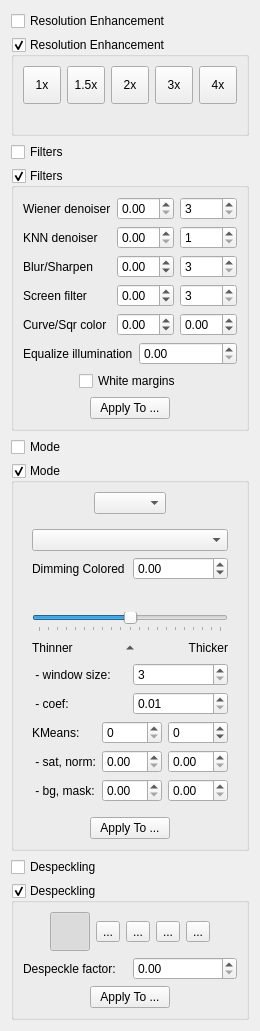
Qt form src/filters/output/ui/OutputOptionsWidget.ui (ImageProcessing-ElectronicPublications/scantailor-experimental) before a commit.
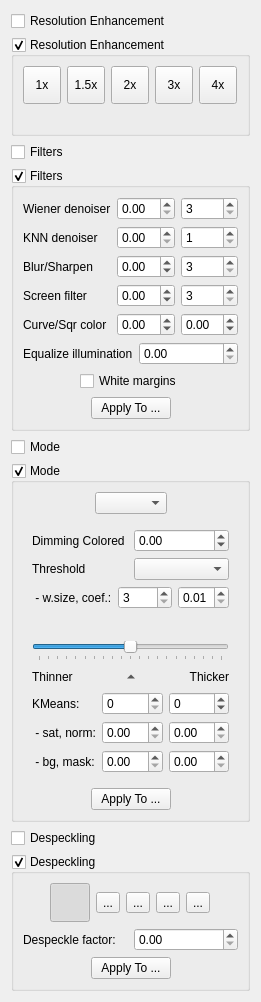
The same form after that commit. Icons and pictures are not drawn.

Commit message: 0.2023.09.24: output: restruct binarize and Mode panel

```diff
--- a/src/filters/output/ui/OutputOptionsWidget.ui
+++ b/src/filters/output/ui/OutputOptionsWidget.ui
@@ -569,9 +569,6 @@
       <item>
        <widget class="QWidget" name="bwOptions" native="true">
         <layout class="QVBoxLayout" name="verticalLayout">
-         <item>
-          <widget class="QComboBox" name="thresholdMethodSelector"/>
-         </item>
          <item>
           <layout class="QGridLayout" name="dimmingColoredOptions">
            <item row="0" column="0">
@@ -599,6 +596,60 @@
            </item>
           </layout>
          </item>
+         <item>
+          <layout class="QGridLayout" name="thresholdMethodSelectorOptions">
+           <item row="0" column="0">
+            <widget class="QLabel" name="thresholdMethodSelectorLabel">
+             <property name="text">
+              <string>Threshold</string>
+             </property>
+            </widget>
+           </item>
+           <item row="0" column="1">
+            <widget class="QComboBox" name="thresholdMethodSelector"/>
+           </item>
+          </layout>
+         </item>
+         <item>
+          <layout class="QGridLayout" name="thresholdAdaptiveOptions">
+           <item row="0" column="0">
+            <widget class="QLabel" name="thresholdWSCLabel">
+             <property name="text">
+              <string> - w.size, coef.:</string>
+             </property>
+            </widget>
+           </item>
+           <item row="0" column="1">
+            <widget class="QSpinBox" name="thresholdWindowSize">
+             <property name="toolTip">
+              <string>The dimensions of a pixel neighborhood to consider.</string>
+             </property>
+             <property name="minimum">
+              <number>3</number>
+             </property>
+             <property name="maximum">
+              <number>9999</number>
+             </property>
+            </widget>
+           </item>
+           <item row="0" column="2">
+            <widget class="QDoubleSpinBox" name="thresholdCoef">
+             <property name="toolTip">
+              <string>Default value is 0.34.</string>
+             </property>
+             <property name="minimum">
+              <double>0.01</double>
+             </property>
+             <property name="maximum">
+              <double>9.99</double>
+             </property>
+             <property name="singleStep">
+              <double>0.01</double>
+             </property>
+            </widget>
+           </item>
+          </layout>
+         </item>
          <item>
           <layout class="QHBoxLayout" name="horizontalLayout_12">
            <item>
@@ -713,53 +764,6 @@
            </item>
           </layout>
          </item>
-         <item>
-          <layout class="QGridLayout" name="thresholdAdaptiveOptions">
-           <item row="0" column="0">
-            <widget class="QLabel" name="thresholdWindowSizeLabel">
-             <property name="text">
-              <string> - window size:</string>
-             </property>
-            </widget>
-           </item>
-           <item row="0" column="1">
-            <widget class="QSpinBox" name="thresholdWindowSize">
-             <property name="toolTip">
-              <string>The dimensions of a pixel neighborhood to consider.</string>
-             </property>
-             <property name="minimum">
-              <number>3</number>
-             </property>
-             <property name="maximum">
-              <number>9999</number>
-             </property>
-            </widget>
-           </item>
-           <item row="1" column="0">
-            <widget class="QLabel" name="thresholdCoefLabel">
-             <property name="text">
-              <string> - coef:</string>
-             </property>
-            </widget>
-           </item>
-           <item row="1" column="1">
-            <widget class="QDoubleSpinBox" name="thresholdCoef">
-             <property name="toolTip">
-              <string>Default value is 0.34.</string>
-             </property>
-             <property name="minimum">
-              <double>0.01</double>
-             </property>
-             <property name="maximum">
-              <double>9.99</double>
-             </property>
-             <property name="singleStep">
-              <double>0.01</double>
-             </property>
-            </widget>
-           </item>
-          </layout>
-         </item>
          <item>
           <layout class="QGridLayout" name="kmeansOptions">
            <item row="0" column="0">
```
The commit also changes 3 other files.
